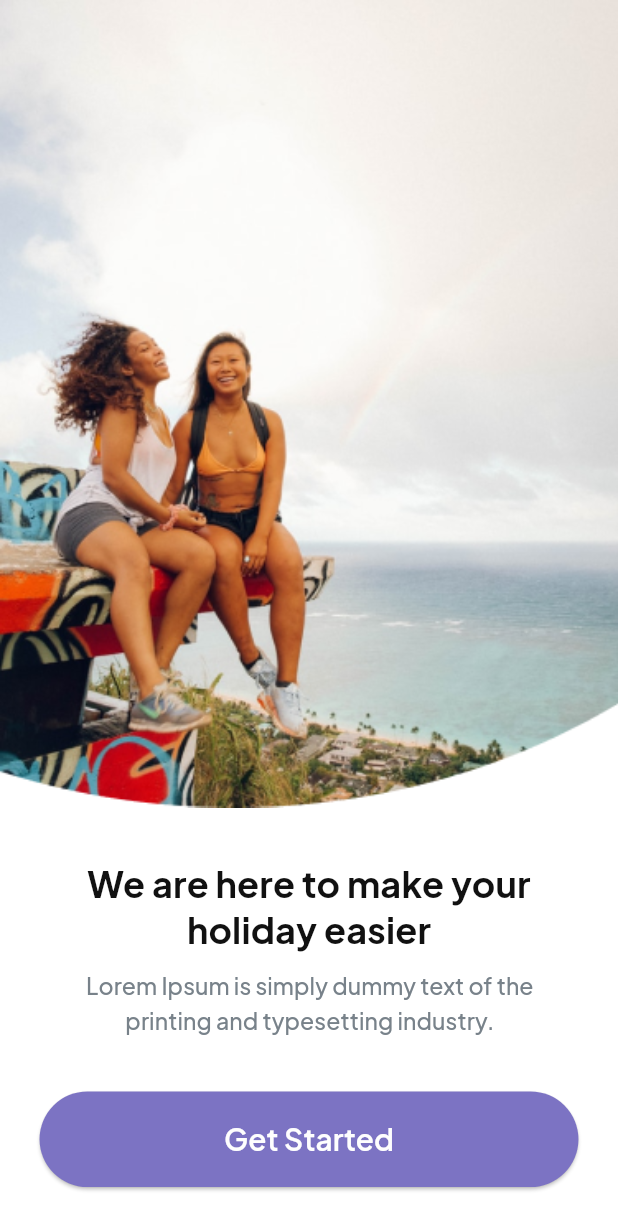
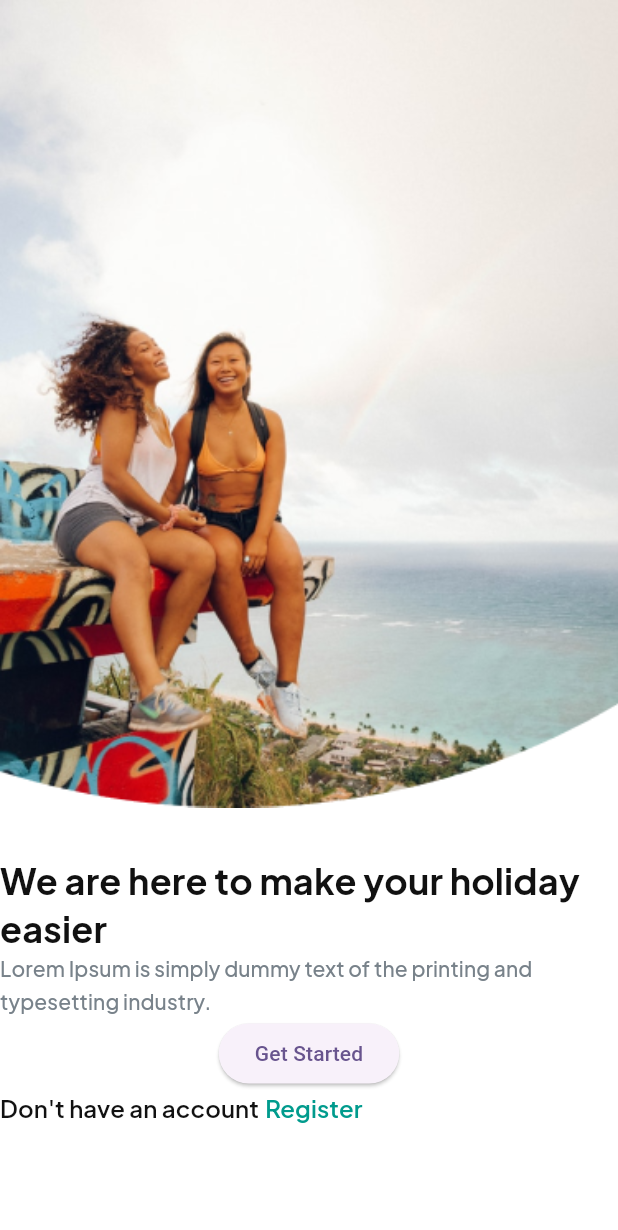
Before and after one commit to JAM5BOCsAdi/vacation, a Flutter app: the screen it shows after launch, on a phone screen of 412 x 824 dp. Shown: the top 1230 px of the screen. Run offline on Flutter 3.47's test engine with Material 2 defaults, Android fonts, the phone set to English and light mode, and no system bars; our stand-ins replace google_fonts.

Commit message:
OnBoardingScreen

```diff
--- a/lib/constants/const_colors.dart
+++ b/lib/constants/const_colors.dart
@@ -4,11 +4,11 @@ import 'dart:ui';
 const Color kDarkerWhite = Color(0xfffefefe);
 
 // Onboarding Screen:
-const Color kOnBoardingBaseColor = Color(0xffffffff);
-const Color kOnBoardingTitleColor = Color(0xff111111);
-const Color kOnBoardingDescriptionColor = Color(0xff78828a);
-const Color kOnBoardingButtonColor = Color(0xff7c73c3);
-
+const Color kWhiteColor = Color(0xffffffff);
+const Color kBlackColor = Color(0xff111111);
+const Color kGreyColor = Color(0xff78828a);
+const Color kBlueColor = Color(0xff7c73c3);
+const Color kGreenColor = Color(0xff009b8d);
 // Home Screen:
 
 // Vacation Details Screen:
--- /dev/null
+++ b/lib/constants/const_styles.dart
@@ -0,0 +1,12 @@
+import 'package:flutter/material.dart';
+import 'package:google_fonts/google_fonts.dart';
+
+TextStyle textStyle(Color color) {
+  return GoogleFonts.plusJakartaSans(
+    fontSize: 16,
+    fontWeight: FontWeight.w600,
+    height: 1.5,
+    letterSpacing: 0.08,
+    color: color,
+  );
+}
--- a/lib/constants/const_texts.dart
+++ b/lib/constants/const_texts.dart
@@ -0,0 +1,6 @@
+// OnBoarding Screen:
+const String kOnBoardingTitle = 'We are here to make your holiday easier';
+const String kOnBoardingDescription = 'Lorem Ipsum is simply dummy text of the printing and typesetting industry.';
+const String kOnBoardingButton = 'Get Started';
+const String kOnBoardingDHA = 'Don\'t have an account';
+const String kOnBoardingRegister = 'Register';
--- a/lib/screens/onboarding_screen.dart
+++ b/lib/screens/onboarding_screen.dart
@@ -1,7 +1,9 @@
 import 'package:flutter/material.dart';
 import 'package:google_fonts/google_fonts.dart';
 import 'package:vacation/constants/const_colors.dart';
-import 'package:vacation/constants/const_images.dart';
+import 'package:vacation/constants/const_texts.dart';
+
+import '../constants/const_styles.dart';
 
 class OnboardingScreen extends StatelessWidget {
   const OnboardingScreen({super.key});
@@ -13,129 +15,70 @@ class OnboardingScreen extends StatelessWidget {
     double width = mediaQuery.width;
     print('Height: $height');
     print('Width: $width');
-    double baseWidth = 375;
-
-    double fem = width / baseWidth;
-    double ffem = fem * 0.97;
 
     return Scaffold(
       body: SafeArea(
         top: false,
         child: Container(
-          color: kOnBoardingBaseColor,
+          padding: const EdgeInsets.only(left: 0, top: 0, right: 0, bottom: 34),
+          color: kWhiteColor,
           height: height,
           width: width,
           child: Column(
-            crossAxisAlignment: CrossAxisAlignment.center,
             children: [
-              Container(
-                margin: EdgeInsets.fromLTRB(0, 0, 0, 32 * fem),
-                width: 375 * fem,
-                height: 490 * fem,
+              Padding(
+                padding: const EdgeInsets.only(left: 0, top: 0, right: 0, bottom: 32),
+                child: SizedBox(
+                  width: width,
                   child: FittedBox(
-                  fit: BoxFit.fill,
+                    fit: BoxFit.fitWidth,
                     child: Image.asset(
-                    subtract,
-                    width: 375,
+                      'assets/images/subtract.png',
                       height: 490,
                     ),
                   ),
                 ),
-              Container(
-                margin: EdgeInsets.fromLTRB(24 * fem, 0, 24 * fem, 0),
-                width: width,
-                child: Column(
-                  crossAxisAlignment: CrossAxisAlignment.center,
-                  children: [
-                    Container(
-                      margin: EdgeInsets.fromLTRB(15.5 * fem, 0, 15.5 * fem, 33 * fem),
-                      width: width,
-                      child: Column(
-                        crossAxisAlignment: CrossAxisAlignment.center,
-                        children: [
-                          Center(
-                            child: Container(
-                              margin: EdgeInsets.fromLTRB(0, 0, 0, 9 * fem),
-                              constraints: BoxConstraints(
-                                maxWidth: 296 * fem,
               ),
-                              child: Text(
-                                'We are here to make your holiday easier',
-                                textAlign: TextAlign.center,
+              Text(
+                kOnBoardingTitle,
                 style: GoogleFonts.plusJakartaSans(
-                                  textStyle: TextStyle(
+                  textStyle: const TextStyle(
                     fontSize: 24,
                     fontWeight: FontWeight.w700,
-                                    height: 1.3333333333 * ffem / fem,
-                                    letterSpacing: 0.12 * fem,
-                                    color: kOnBoardingTitleColor,
+                    height: 1.3333333333,
+                    letterSpacing: 0.12,
+                    color: kBlackColor,
                   ),
                 ),
               ),
+              Text(
+                kOnBoardingDescription,
+                style: GoogleFonts.plusJakartaSans(
+                  fontSize: 14,
+                  fontWeight: FontWeight.w500,
+                  height: 1.5714285714,
+                  letterSpacing: 0.07,
+                  color: kGreyColor,
                 ),
               ),
-                          Center(
-                            child: Container(
-                              margin: EdgeInsets.fromLTRB(1 * fem, 0, 0, 0),
-                              constraints: BoxConstraints(
-                                maxWidth: 272 * fem,
+              ElevatedButton(
+                onPressed: () {},
+                child: const Text(kOnBoardingButton),
               ),
+              Row(
+                children: [
+                  Padding(
+                    padding: const EdgeInsets.only(top: 0, right: 4, left: 0, bottom: 0),
                     child: Text(
-                                'Lorem Ipsum is simply dummy text of the printing and typesetting industry.',
-                                textAlign: TextAlign.center,
-                                style: GoogleFonts.plusJakartaSans(
-                                  fontSize: 14 * fem,
-                                  fontWeight: FontWeight.w500,
-                                  height: 1.5714285714 * ffem / fem,
-                                  letterSpacing: 0.07 * fem,
-                                  color: kOnBoardingDescriptionColor,
+                      kOnBoardingDHA,
+                      style: textStyle(kBlackColor),
                     ),
                   ),
-                            ),
+                  Text(
+                    kOnBoardingRegister,
+                    style: textStyle(kGreenColor),
                   ),
                 ],
-                      ),
-                    ),
-                    Container(
-                      width: width,
-                      child: Column(
-                        crossAxisAlignment: CrossAxisAlignment.center,
-                        children: [
-                          Container(
-                            margin: EdgeInsets.fromLTRB(0, 0, 0, 24 * fem),
-                            width: width,
-                            height: 58 * fem,
-                            child: ElevatedButton(
-                              style: ElevatedButton.styleFrom(
-                                backgroundColor: kOnBoardingButtonColor,
-                              ),
-                              onPressed: () {
-                                Navigator.of(context).pushNamed('/home_screen');
-                              },
-                              child: Center(
-                                child: Text(
-                                  'Get Started',
-                                  style: GoogleFonts.plusJakartaSans(
-                                    fontSize: 18 * fem,
-                                    fontWeight: FontWeight.w600,
-                                    height: 1.4444444444 * ffem / fem,
-                                    letterSpacing: 0.09 * fem,
-                                    color: kDarkerWhite,
-                                  ),
-                                ),
-                              ),
-                            ),
-                          ),
-                          Center(
-                            child: Container(
-                              margin: EdgeInsets.fromLTRB(0, 0, 4 * fem, 0),
-                            ),
-                          ),
-                        ],
-                      ),
-                    ),
-                  ],
-                ),
               ),
             ],
           ),
```
Lines whose indentation alone changed are shown as unchanged.
